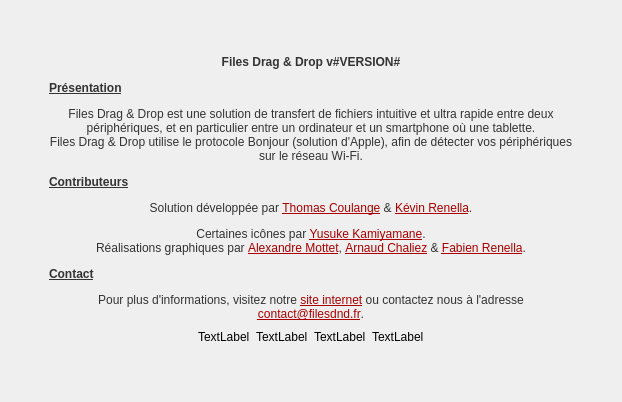
Old version of the form src/common/view/devicespanel/aboutwidget.ui in the repository filesdnd/filesdnd-qt.
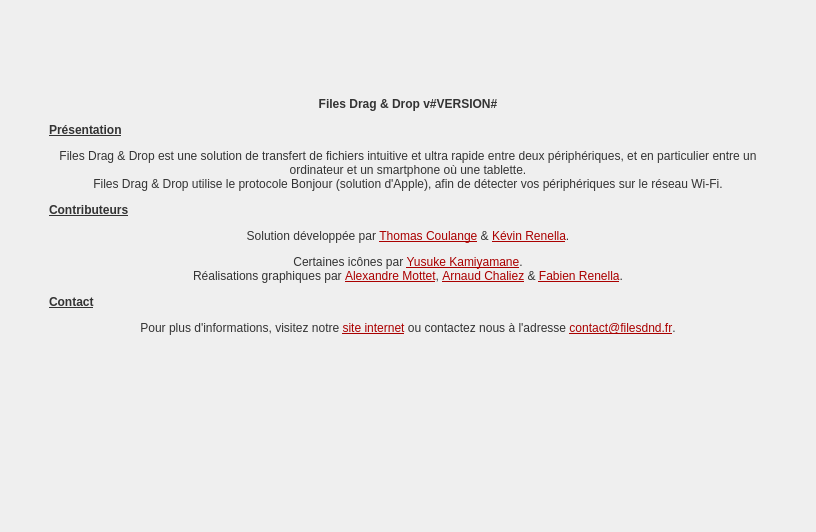
New version of the form. Icons and pictures are not drawn.

Commit message: About panel + sliding widget + devices buttons

Diff of the .ui file:
```diff
--- a/src/common/view/devicespanel/aboutwidget.ui
+++ b/src/common/view/devicespanel/aboutwidget.ui
@@ -6,8 +6,8 @@
    <rect>
     <x>0</x>
     <y>0</y>
-    <width>622</width>
-    <height>402</height>
+    <width>816</width>
+    <height>532</height>
    </rect>
   </property>
   <property name="windowTitle">
@@ -19,13 +19,31 @@
   </property>
   <layout class="QVBoxLayout" name="verticalLayout">
    <property name="spacing">
+    <number>0</number>
+   </property>
+   <property name="leftMargin">
+    <number>0</number>
+   </property>
+   <property name="topMargin">
+    <number>0</number>
+   </property>
+   <property name="rightMargin">
+    <number>0</number>
+   </property>
+   <property name="bottomMargin">
+    <number>0</number>
+   </property>
+   <item>
+    <widget class="QWidget" name="mainWidget" native="true">
+     <layout class="QVBoxLayout" name="verticalLayout_2">
+      <property name="spacing">
     <number>6</number>
    </property>
    <property name="leftMargin">
     <number>9</number>
    </property>
    <property name="topMargin">
-    <number>9</number>
+       <number>0</number>
    </property>
    <property name="rightMargin">
     <number>9</number>
@@ -34,7 +52,7 @@
     <number>9</number>
    </property>
    <item>
-    <spacer name="verticalSpacer_2">
+       <spacer name="verticalSpacer">
      <property name="orientation">
       <enum>Qt::Vertical</enum>
      </property>
@@ -68,7 +86,7 @@
       <widget class="QLabel" name="aboutLabel">
        <property name="maximumSize">
         <size>
-         <width>800</width>
+            <width>850</width>
          <height>16777215</height>
         </size>
        </property>
@@ -107,6 +125,22 @@
      </item>
     </layout>
    </item>
+      <item>
+       <spacer name="verticalSpacer_3">
+        <property name="orientation">
+         <enum>Qt::Vertical</enum>
+        </property>
+        <property name="sizeType">
+         <enum>QSizePolicy::Fixed</enum>
+        </property>
+        <property name="sizeHint" stdset="0">
+         <size>
+          <width>20</width>
+          <height>15</height>
+         </size>
+        </property>
+       </spacer>
+      </item>
    <item>
     <layout class="QHBoxLayout" name="horizontalLayout">
      <item>
@@ -123,30 +157,150 @@
       </spacer>
      </item>
      <item>
-      <widget class="QLabel" name="label_4">
+         <widget class="QPushButton" name="playLinkButton">
+          <property name="minimumSize">
+           <size>
+            <width>70</width>
+            <height>70</height>
+           </size>
+          </property>
+          <property name="maximumSize">
+           <size>
+            <width>70</width>
+            <height>70</height>
+           </size>
+          </property>
        <property name="text">
-        <string>TextLabel</string>
-       </property>
+           <string/>
+          </property>
+          <property name="icon">
+           <iconset resource="../../../resources.qrc">
+            <normaloff>:/images/flat/play-round-flat.png</normaloff>:/images/flat/play-round-flat.png</iconset>
+          </property>
+          <property name="iconSize">
+           <size>
+            <width>70</width>
+            <height>70</height>
+           </size>
+          </property>
+          <property name="flat">
+           <bool>true</bool>
+          </property>
       </widget>
      </item>
      <item>
-      <widget class="QLabel" name="label_3">
-       <property name="text">
-        <string>TextLabel</string>
-       </property>
+         <widget class="QPushButton" name="facebookLinkButton">
+          <property name="minimumSize">
+           <size>
+            <width>70</width>
+            <height>70</height>
+           </size>
+          </property>
+          <property name="maximumSize">
+           <size>
+            <width>70</width>
+            <height>70</height>
+           </size>
+          </property>
+          <property name="icon">
+           <iconset resource="../../../resources.qrc">
+            <normaloff>:/images/flat/facebook-round-flat.png</normaloff>:/images/flat/facebook-round-flat.png</iconset>
+          </property>
+          <property name="iconSize">
+           <size>
+            <width>70</width>
+            <height>70</height>
+           </size>
+          </property>
+          <property name="flat">
+           <bool>true</bool>
+          </property>
       </widget>
      </item>
      <item>
-      <widget class="QLabel" name="label_2">
-       <property name="text">
-        <string>TextLabel</string>
-       </property>
+         <widget class="QPushButton" name="googleLinkButton">
+          <property name="minimumSize">
+           <size>
+            <width>70</width>
+            <height>70</height>
+           </size>
+          </property>
+          <property name="maximumSize">
+           <size>
+            <width>70</width>
+            <height>70</height>
+           </size>
+          </property>
+          <property name="icon">
+           <iconset resource="../../../resources.qrc">
+            <normaloff>:/images/flat/google-round-flat.png</normaloff>:/images/flat/google-round-flat.png</iconset>
+          </property>
+          <property name="iconSize">
+           <size>
+            <width>70</width>
+            <height>70</height>
+           </size>
+          </property>
+          <property name="flat">
+           <bool>true</bool>
+          </property>
       </widget>
      </item>
      <item>
-      <widget class="QLabel" name="label">
-       <property name="text">
-        <string>TextLabel</string>
+         <widget class="QPushButton" name="twitterLinkButton">
+          <property name="minimumSize">
+           <size>
+            <width>70</width>
+            <height>70</height>
+           </size>
+          </property>
+          <property name="maximumSize">
+           <size>
+            <width>70</width>
+            <height>70</height>
+           </size>
+          </property>
+          <property name="icon">
+           <iconset resource="../../../resources.qrc">
+            <normaloff>:/images/flat/twitter-round-flat.png</normaloff>:/images/flat/twitter-round-flat.png</iconset>
+          </property>
+          <property name="iconSize">
+           <size>
+            <width>70</width>
+            <height>70</height>
+           </size>
+          </property>
+          <property name="flat">
+           <bool>true</bool>
+          </property>
+         </widget>
+        </item>
+        <item>
+         <widget class="QPushButton" name="githubLinkButton">
+          <property name="minimumSize">
+           <size>
+            <width>70</width>
+            <height>70</height>
+           </size>
+          </property>
+          <property name="maximumSize">
+           <size>
+            <width>70</width>
+            <height>70</height>
+           </size>
+          </property>
+          <property name="icon">
+           <iconset resource="../../../resources.qrc">
+            <normaloff>:/images/flat/github-round-flat.png</normaloff>:/images/flat/github-round-flat.png</iconset>
+          </property>
+          <property name="iconSize">
+           <size>
+            <width>70</width>
+            <height>70</height>
+           </size>
+          </property>
+          <property name="flat">
+           <bool>true</bool>
        </property>
       </widget>
      </item>
@@ -166,17 +320,20 @@
     </layout>
    </item>
    <item>
-    <spacer name="verticalSpacer">
+       <spacer name="verticalSpacer_2">
      <property name="orientation">
       <enum>Qt::Vertical</enum>
      </property>
      <property name="sizeHint" stdset="0">
       <size>
        <width>20</width>
-       <height>40</height>
+          <height>32</height>
       </size>
      </property>
     </spacer>
+      </item>
+     </layout>
+    </widget>
    </item>
   </layout>
  </widget>
```
Left out of the diff: 7 changed lines with no effect on the pictures. Lines whose indentation alone changed are shown as unchanged. The commit also changes 26 other files.
